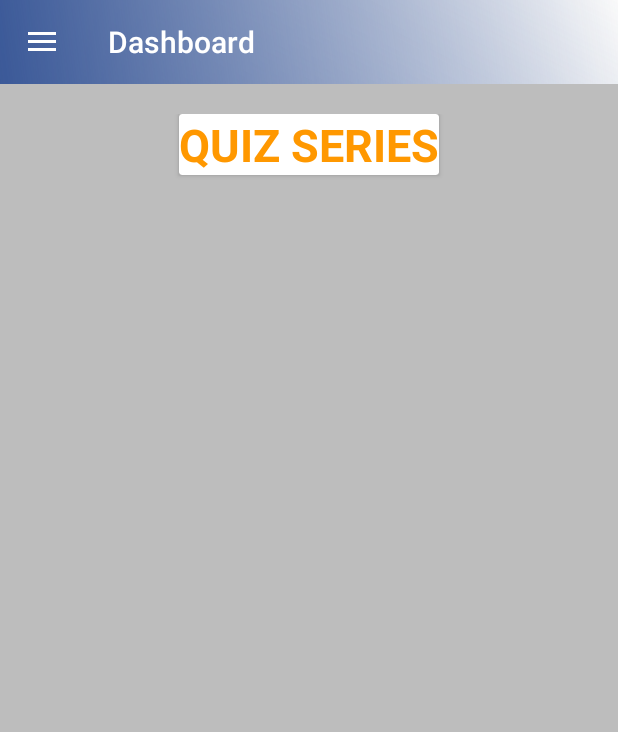
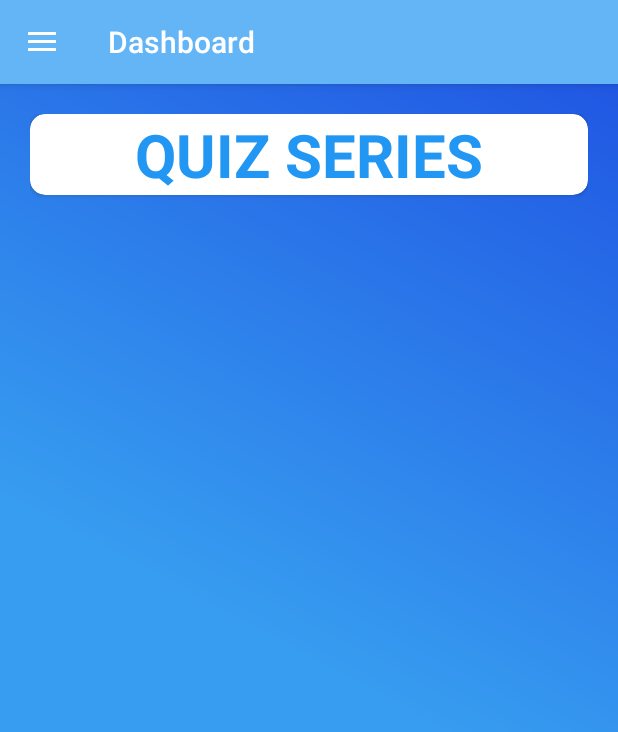
Before and after one commit to djain5888/Quizapp, an Android app: the DashboardFragment screen opened directly, with no data from a screen before it, on a phone screen of 412 x 824 dp. Shown: the top 732 px of the screen. Run offline under Robolectric (Android 15) with nearby library versions, the phone set to English and light mode, and no system bars; our stand-ins replace Volley; network calls fail; 1 statement that could not run was skipped.

Commit message:
dashboard 2

```diff
--- a/app/src/main/java/com/kavita/quiztest/Adapter/GroupAdapter.java
+++ b/app/src/main/java/com/kavita/quiztest/Adapter/GroupAdapter.java
@@ -33,8 +33,8 @@ public class GroupAdapter extends RecyclerView.Adapter<GroupAdapter.ViewHolder>
 
     private List<ListGroup> groupItems;
     private Context context;
-    int color1 = Color.parseColor("#F44336");
-    int color2 = Color.parseColor("#1565C0");
+    int color1 = Color.parseColor("#EF5350");
+    int color2 = Color.parseColor("#CE93D8");
     int color3 = Color.parseColor("#00E676");
 
     public GroupAdapter(Context context, List<ListGroup> groupItems) {
--- a/app/src/main/res/layout/activity_main.xml
+++ b/app/src/main/res/layout/activity_main.xml
@@ -19,7 +19,7 @@
             android:id="@+id/toolbar"
             android:layout_width="match_parent"
             android:layout_height="?attr/actionBarSize"
-            android:background="@drawable/gradient"
+            android:background="@color/blue_300"
             android:elevation="4dp"
             android:theme="@style/ThemeOverlay.AppCompat.Dark.ActionBar"
             app:popupTheme="@style/ThemeOverlay.AppCompat.Light" />
--- a/app/src/main/res/layout/fragment_dashboard.xml
+++ b/app/src/main/res/layout/fragment_dashboard.xml
@@ -1,22 +1,24 @@
 <?xml version="1.0" encoding="utf-8"?>
-<LinearLayout
-    xmlns:android="http://schemas.android.com/apk/res/android"
+<LinearLayout xmlns:android="http://schemas.android.com/apk/res/android"
     xmlns:tools="http://schemas.android.com/tools"
     android:layout_width="match_parent"
     android:layout_height="match_parent"
+    xmlns:app="http://schemas.android.com/apk/res-auto"
     android:orientation="vertical"
-    android:background="@color/grey_400"
+    android:background="@drawable/gradientblue"
     tools:context="UI.Activities.MainActivity"
     android:padding="20dp">
 
 
     <android.support.v7.widget.CardView
-        android:layout_width="wrap_content"
+        android:layout_width="match_parent"
         android:layout_height="wrap_content"
         android:layout_gravity="center"
+        android:padding="10dp"
         android:elevation="60dp"
         android:fadingEdge="horizontal"
-        android:fadingEdgeLength="10dp">
+        android:fadingEdgeLength="10dp"
+        app:cardCornerRadius="10dp">
 
         <TextView
             android:layout_width="wrap_content"
@@ -24,8 +26,8 @@
             android:layout_centerInParent="true"
             android:layout_gravity="center"
             android:text="QUIZ SERIES"
-            android:textColor="@color/orange_500"
-            android:textSize="30sp"
+            android:textColor="@color/blue_500"
+            android:textSize="40sp"
             android:textStyle="bold" />
 
     </android.support.v7.widget.CardView>
--- a/app/src/main/res/layout/nav_header_main.xml
+++ b/app/src/main/res/layout/nav_header_main.xml
@@ -2,7 +2,7 @@
 <LinearLayout xmlns:android="http://schemas.android.com/apk/res/android"
     android:layout_width="match_parent"
     android:layout_height="176dp"
-    android:background="@drawable/gradient"
+    android:background="@drawable/gradientblue"
     android:gravity="bottom"
     android:orientation="vertical"
     android:padding="16dp"
```
